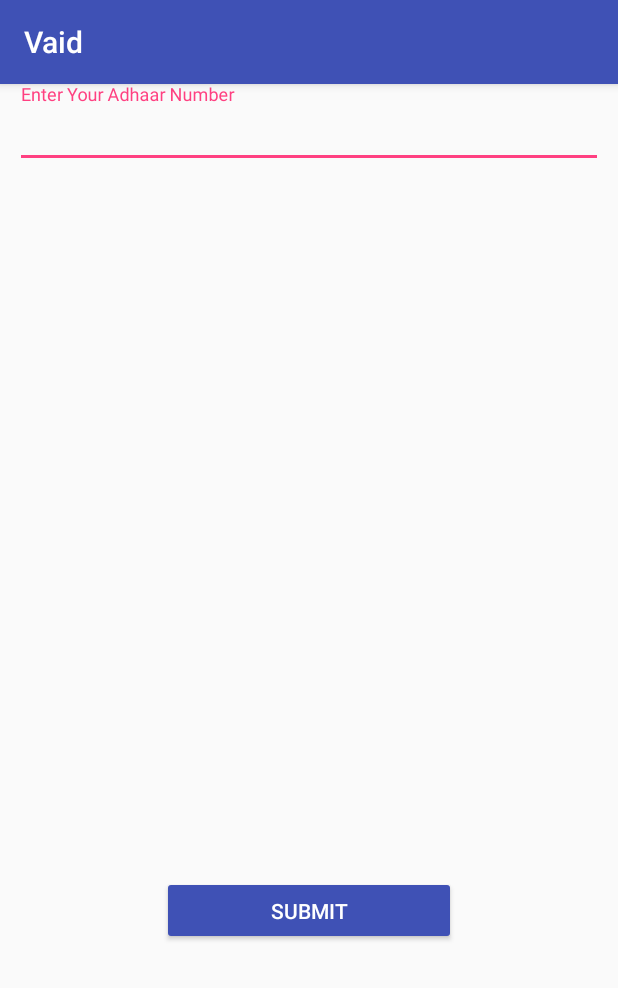
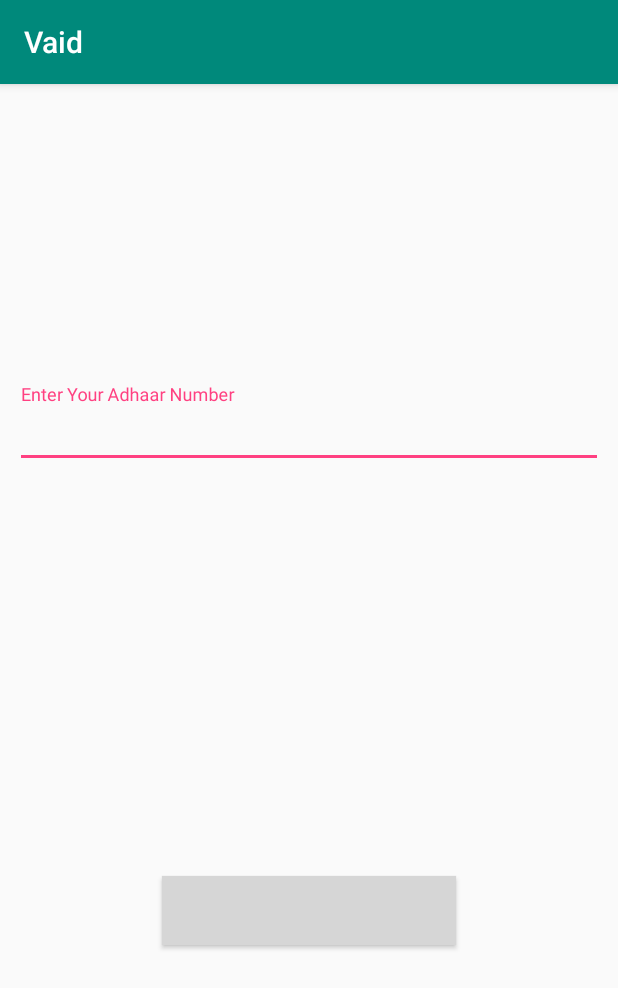
Before and after one commit to AroraMehul/Vaid, an Android app: the screen it shows after launch (MainActivity), on a phone screen of 412 x 824 dp. Shown: the top 988 px of the screen. Run offline under Robolectric (Android 15) with nearby library versions, the phone set to English and light mode, and no system bars; grey boxes are pictures that could not be loaded.

Commit message:
UI improved

```diff
--- a/app/src/main/AndroidManifest.xml
+++ b/app/src/main/AndroidManifest.xml
@@ -27,8 +27,7 @@
         <activity android:name=".UploadText"
             android:theme="@style/Theme_Dialog"></activity>
         <activity android:name=".Chatbot"></activity>
-        <activity android:name=".Profile"
-            android:theme="@style/Theme.AppCompat.Light.NoActionBar"/>
+        <activity android:name=".Profile" />
     </application>
 
 </manifest>
--- a/app/src/main/java/studios/xhedra/vaid/MainActivity.java
+++ b/app/src/main/java/studios/xhedra/vaid/MainActivity.java
@@ -1,6 +1,9 @@
 package studios.xhedra.vaid;
 
 import android.content.Intent;
+import android.graphics.Color;
+import android.graphics.drawable.ColorDrawable;
+import android.support.v7.app.ActionBar;
 import android.support.v7.app.AppCompatActivity;
 import android.os.Bundle;
 import android.view.View;
--- a/app/src/main/res/drawable/shadow.xml
+++ b/app/src/main/res/drawable/shadow.xml
@@ -1,7 +1,7 @@
 <?xml version="1.0" encoding="utf-8"?>
 <shape xmlns:android="http://schemas.android.com/apk/res/android"
     android:shape="rectangle">
-    <solid android:color="#fff"/>
+    <solid android:color="#514f4f"/>
     <corners android:radius="0dp"/>
 
 </shape>
--- a/app/src/main/res/layout/activity_main.xml
+++ b/app/src/main/res/layout/activity_main.xml
@@ -3,6 +3,7 @@
     xmlns:app="http://schemas.android.com/apk/res-auto"
     xmlns:tools="http://schemas.android.com/tools"
     android:layout_width="match_parent"
+    android:background="#fafafa"
     android:layout_height="match_parent"
     android:orientation="vertical"
     android:gravity="center"
@@ -11,8 +12,11 @@
     <android.support.design.widget.TextInputLayout
         android:id="@+id/inputLayoutaddhar"
         android:layout_width="match_parent"
+        android:gravity="center"
+        android:layout_marginTop="200dp"
         android:layout_height="wrap_content">
     <EditText
+
         android:id="@+id/addhar"
         android:layout_width="match_parent"
         android:layout_height="wrap_content"
@@ -26,8 +30,10 @@
     </android.support.design.widget.TextInputLayout>
     <Button
         android:id="@+id/submit"
-        android:backgroundTint="@color/colorPrimary"
-        android:textColor="@color/colorTextWhite"
+        android:background="@drawable/button_round"
+        android:backgroundTint="#fff"
+        android:elevation="15dp"
+        android:textColor="@color/startblue"
         android:layout_height="46dp"
         android:layout_width="wrap_content"
         android:layout_below="@+id/addhar"
--- a/app/src/main/res/values/colors.xml
+++ b/app/src/main/res/values/colors.xml
@@ -1,9 +1,9 @@
 <?xml version="1.0" encoding="utf-8"?>
 <resources>
-    <color name="colorPrimary">#3F51B5</color>
-    <color name="colorPrimaryDark">#3F51B5</color>
+    <color name="colorPrimary">#00897B</color>
+    <color name="colorPrimaryDark">#004D40</color>
     <color name="graylight">#fafafa</color>
-    <color name="startblue">#09c6df</color>
+    <color name="startblue">#00897B</color>
     <color name="endblue">#0bcce6</color>
     <color name="colorAccent">#FF4081</color>
     <color name="colorTextWhite">#ffffff</color>
```
Also changed, not shown: app/src/main/res/layout/activity_query_page.xml (+12 -7 lines).
